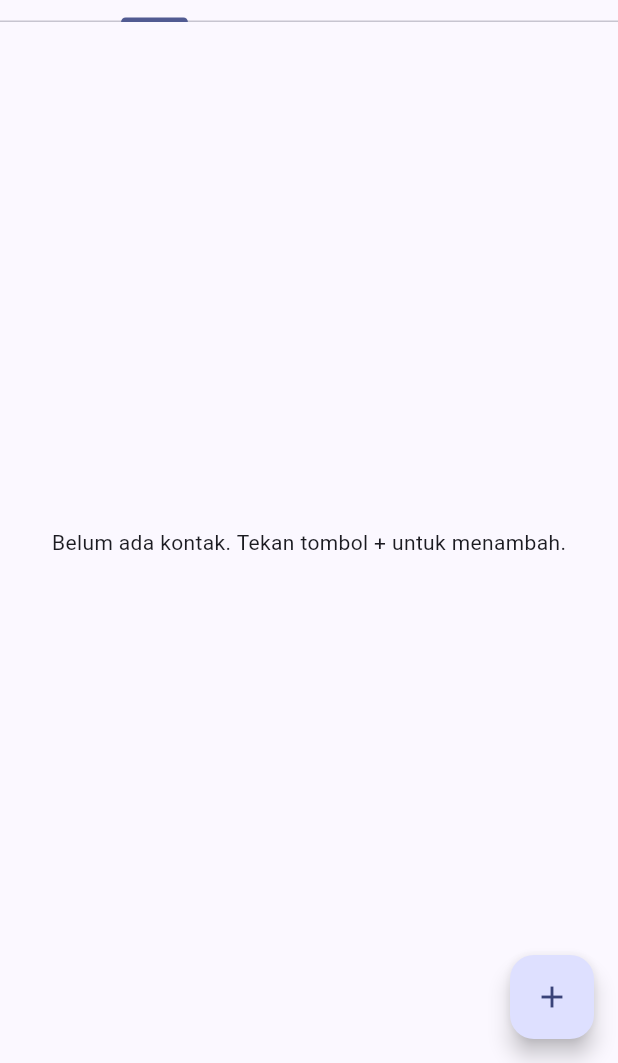
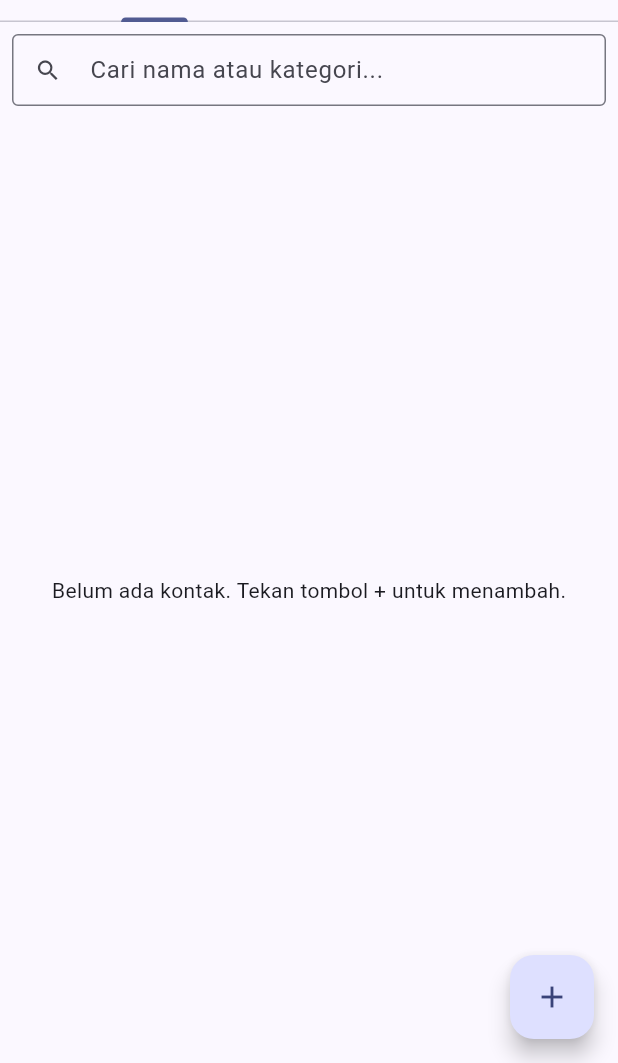
Before and after one commit to ardeliaanggun4-wq/Ardelia_BukuKontak, a Flutter app: the screen it shows after launch, in the side drawer, after a tap on "Kontak", on a phone screen of 412 x 824 dp, the part 173-1236 px from its top. Run offline on Flutter 3.47's test engine with Material 3 defaults, Android fonts, the phone set to English and light mode, and no system bars.

```diff
--- a/lib/pages/home_page.dart
+++ b/lib/pages/home_page.dart
@@ -1,3 +1,4 @@
+import 'dart:async';
 import 'package:flutter/material.dart';
 import '../models/kontak.dart';
 import 'kontak_page.dart';
@@ -16,6 +17,10 @@ class _HomePageState extends State<HomePage>
   late final TabController _tabController;
   final List<Kontak> _kontakList = [];
 
+  // 2. StreamController<String> untuk pencarian
+  final StreamController<String> _searchController =
+      StreamController<String>.broadcast();
+
   @override
   void initState() {
     super.initState();
@@ -25,10 +30,11 @@ class _HomePageState extends State<HomePage>
   @override
   void dispose() {
     _tabController.dispose();
+    // 3. Tutup stream supaya tidak memory leak
+    _searchController.close();
     super.dispose();
   }
 
-  // Membuka Halaman Tambah Kontak, dipanggil dari FAB maupun Drawer
   Future<void> _bukaTambahKontak() async {
     final kontakBaru = await Navigator.push<Kontak>(
       context,
@@ -39,13 +45,12 @@ class _HomePageState extends State<HomePage>
       setState(() {
         _kontakList.add(kontakBaru);
       });
-      // Setelah Simpan ditekan, arahkan kembali ke halaman Kontak
       _tabController.animateTo(0);
     }
   }
 
   void _pilihMenuDrawer(String menu) {
-    Navigator.pop(context); // tutup drawer terlebih dahulu
+    Navigator.pop(context);
 
     switch (menu) {
       case 'kontak':
@@ -61,6 +66,50 @@ class _HomePageState extends State<HomePage>
         Navigator.pushNamed(context, '/tentang');
         break;
     }
+  }
+
+  // 3. Filter List<Kontak> berdasarkan nama ATAU kategori, tidak case-sensitive
+  List<Kontak> _filterKontak(String kataKunci) {
+    if (kataKunci.isEmpty) return _kontakList;
+    final kata = kataKunci.toLowerCase();
+    return _kontakList.where((k) {
+      final namaCocok = k.nama.toLowerCase().contains(kata);
+      final kategoriCocok = (k.kategori ?? '').toLowerCase().contains(kata);
+      return namaCocok || kategoriCocok;
+    }).toList();
+  }
+
+  // 1. TextField pencarian di atas tab Kontak
+  Widget _buildTabKontak() {
+    return Column(
+      children: [
+        Padding(
+          padding: const EdgeInsets.all(8.0),
+          child: TextField(
+            decoration: const InputDecoration(
+              hintText: 'Cari nama atau kategori...',
+              prefixIcon: Icon(Icons.search),
+              border: OutlineInputBorder(),
+              isDense: true,
+            ),
+            onChanged: (teks) {
+              // 2. Kirim teks ke stream setiap kali berubah
+              _searchController.add(teks);
+            },
+          ),
+        ),
+        Expanded(
+          child: StreamBuilder<String>(
+            stream: _searchController.stream,
+            initialData: '',
+            builder: (context, snapshot) {
+              final hasilPencarian = _filterKontak(snapshot.data ?? '');
+              return KontakPage(kontakList: hasilPencarian);
+            },
+          ),
+        ),
+      ],
+    );
   }
 
   @override
@@ -125,7 +174,7 @@ class _HomePageState extends State<HomePage>
       body: TabBarView(
         controller: _tabController,
         children: [
-          KontakPage(kontakList: _kontakList),
+          _buildTabKontak(),
           const FavoritPage(),
         ],
       ),
```
